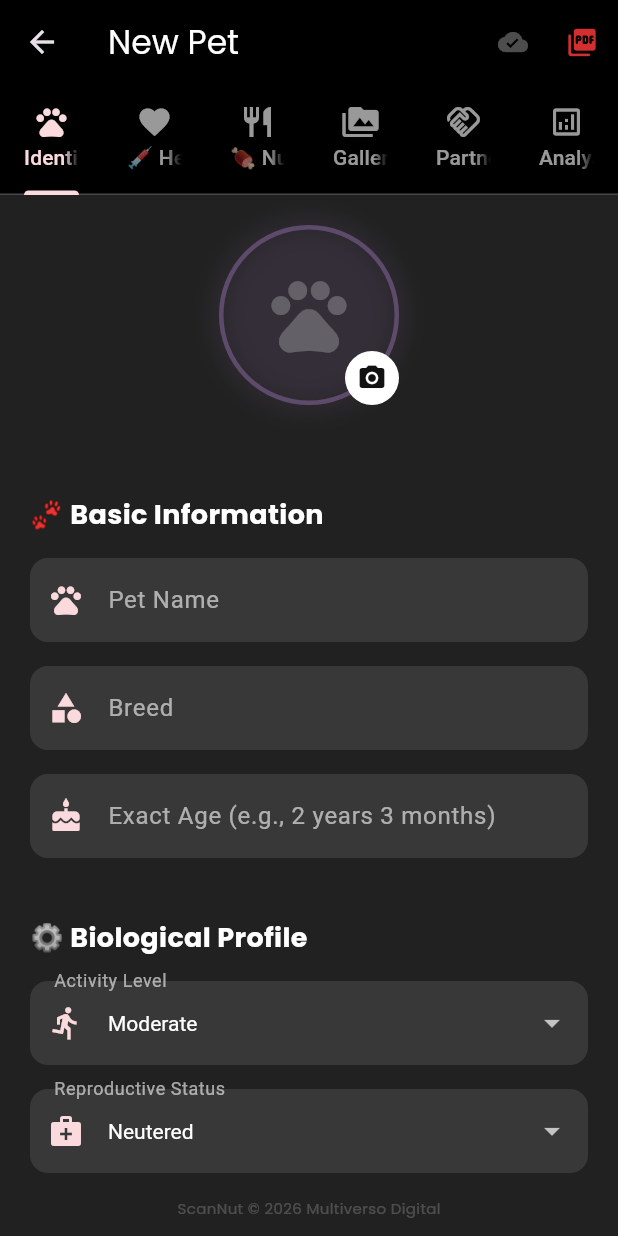
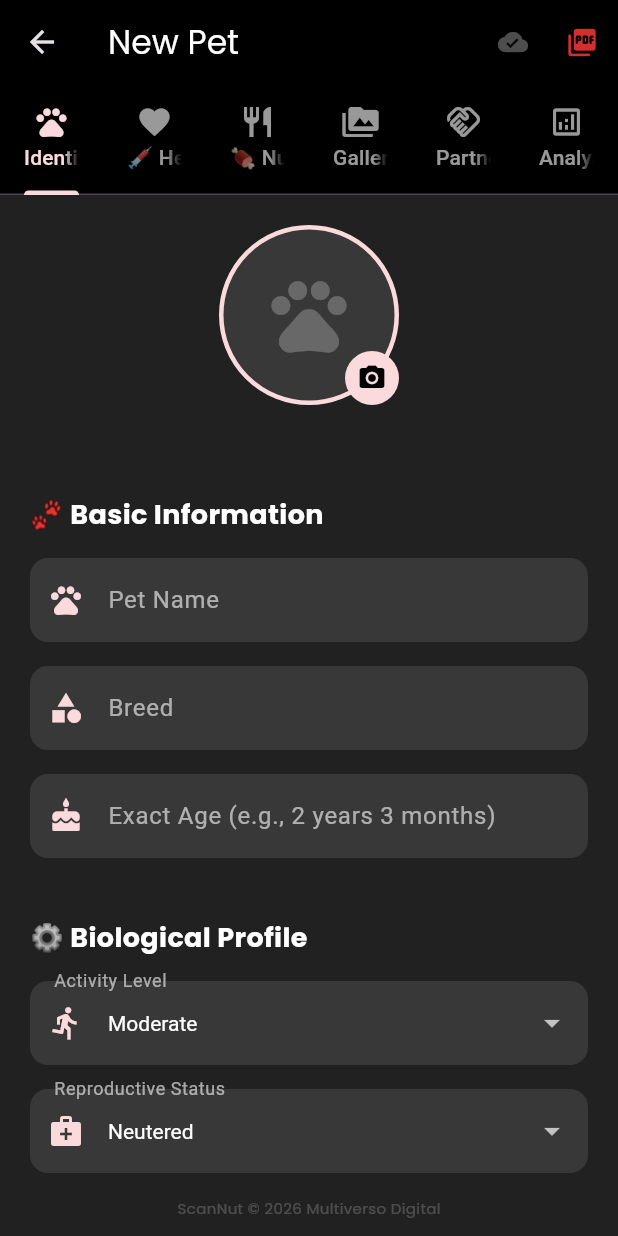
Before and after one commit to abreuretto72/ScanNut, a Flutter app: the EditPetForm screen opened directly with empty values, on a phone screen of 412 x 824 dp. Run offline on Flutter 3.47's test engine with Material 3 defaults, Android fonts, the phone set to English and light mode, and no system bars; our stand-ins replace auto_size_text, camera, dio, file_picker, fl_chart, flutter_dotenv and 21 more; missing offline and left inert: flutter_google_places_sdk, google_mlkit_text_recognition, purchases_flutter; accounts and stored records are empty; statements that could not run were skipped.

Commit message:
Fix Pet UI: Restore profile image visibility and update result screen/card colors to Pet Pink

```diff
--- a/lib/features/pet/presentation/nutritional_pillars_screen.dart
+++ b/lib/features/pet/presentation/nutritional_pillars_screen.dart
@@ -1,6 +1,7 @@
 import 'package:flutter/material.dart';
 import 'package:google_fonts/google_fonts.dart';
 import '../../../l10n/app_localizations.dart';
+import '../../../core/theme/app_design.dart';
 
 class NutritionalPillarsScreen extends StatelessWidget {
   const NutritionalPillarsScreen({Key? key}) : super(key: key);
@@ -72,7 +73,7 @@ class NutritionalPillarsScreen extends StatelessWidget {
               title: l10n.ngCarbsTitle,
               subtitle: l10n.ngCarbsSubtitle,
               icon: Icons.grass,
-              color: Colors.green,
+              color: AppDesign.petPink,
               whatIs: l10n.ngCarbsWhatIs,
               scanNutAction: l10n.ngCarbsAction,
             ),
@@ -200,7 +201,7 @@ class NutritionalPillarsScreen extends StatelessWidget {
                     style: GoogleFonts.poppins(color: Colors.white70, fontSize: 13),
                   ),
                   const SizedBox(height: 16),
-                  _buildSectionTitle(l10n.ngSectionScanNut, const Color(0xFF00E676)),
+                  _buildSectionTitle(l10n.ngSectionScanNut, AppDesign.petPink),
                   const SizedBox(height: 4),
                   Text(
                     scanNutAction,
--- a/lib/features/pet/presentation/pet_result_screen.dart
+++ b/lib/features/pet/presentation/pet_result_screen.dart
@@ -89,7 +89,8 @@ class _PetResultScreenState extends ConsumerState<PetResultScreen> {
       appBar: AppBar(
         backgroundColor: Colors.transparent,
         title: const Text('Análise Veterinária', style: TextStyle(color: AppDesign.textPrimaryDark)),
-        iconTheme: const IconThemeData(color: AppDesign.textPrimaryDark),
+        iconTheme: const IconThemeData(color: AppDesign.petPink),
+        actionsIconTheme: const IconThemeData(color: AppDesign.petPink),
       ),
       floatingActionButton: _isLoading || result == null ? null : FloatingActionButton.extended(
         onPressed: () => _navigateToEdit(context, result),
--- a/lib/features/pet/presentation/widgets/edit_pet_form.dart
+++ b/lib/features/pet/presentation/widgets/edit_pet_form.dart
@@ -1472,13 +1472,75 @@ class _EditPetFormState extends State<EditPetForm>
 
 
 
+  Widget _buildProfileImageHeaderRestored() {
+    // 1. Determine Image Source
+    ImageProvider? imageProvider;
+
+    if (_profileImage != null && _profileImage!.existsSync()) {
+      imageProvider = FileImage(_profileImage!);
+    } else if (_initialImagePath != null && _initialImagePath!.isNotEmpty) {
+       final f = File(_initialImagePath!);
+       if (f.existsSync()) {
+           imageProvider = FileImage(f);
+       } else if (_initialImagePath!.startsWith('http')) {
+           imageProvider = NetworkImage(_initialImagePath!);
+       }
+    }
+
+    // Debug Log
+    debugPrint('PET_PROFILE_IMAGE: path=${_profileImage?.path}, initial=$_initialImagePath, provider=$imageProvider');
+
+    // 2. Build Widget
+    return Center(
+      child: GestureDetector(
+        onTap: _pickProfileImage,
+        child: Stack(
+          children: [
+            Container(
+              width: 120,
+              height: 120,
+              decoration: BoxDecoration(
+                shape: BoxShape.circle,
+                border: Border.all(color: AppDesign.petPink, width: 3),
+                color: Colors.white.withOpacity(0.1),
+                image: imageProvider != null
+                    ? DecorationImage(
+                        image: imageProvider,
+                        fit: BoxFit.cover,
+                        onError: (obj, stack) {
+                            debugPrint('🔴 Erro ao carregar imagem do perfil: $obj');
+                        }
+                      )
+                    : null,
+              ),
+              child: imageProvider == null
+                  ? const Icon(Icons.pets, size: 60, color: Colors.white24)
+                  : null,
+            ),
+            Positioned(
+              bottom: 0,
+              right: 0,
+              child: Container(
+                padding: const EdgeInsets.all(8),
+                decoration: const BoxDecoration(
+                  color: AppDesign.petPink,
+                  shape: BoxShape.circle,
+                ),
+                child: const Icon(Icons.camera_alt, color: Colors.black, size: 20),
+              ),
+            ),
+          ],
+        ),
+      ),
+    );
+  }
 
   Widget _buildIdentityTab() {
     return ListView(
       padding: const EdgeInsets.all(20),
       physics: const BouncingScrollPhysics(),
       children: [
-        _buildProfileImageHeader(),
+        _buildProfileImageHeaderRestored(),
         const SizedBox(height: 24),
 
         // NOVO: Rede de Apoio (Partners Integration moved to Parc. tab)
--- a/lib/features/pet/presentation/widgets/pet_result_card.dart
+++ b/lib/features/pet/presentation/widgets/pet_result_card.dart
@@ -46,7 +46,7 @@ class PetResultCard extends StatefulWidget {
 class _PetResultCardState extends State<PetResultCard> with SingleTickerProviderStateMixin {
   late TabController _tabController;
   bool _isSaved = false;
-  final Color _themeColor = AppDesign.accent;
+  final Color _themeColor = AppDesign.petPink;
 
   @override
   void initState() {
```
Also changed, not shown: lib/features/pet/presentation/pet_agenda_screen.dart (+14 -13 lines).
